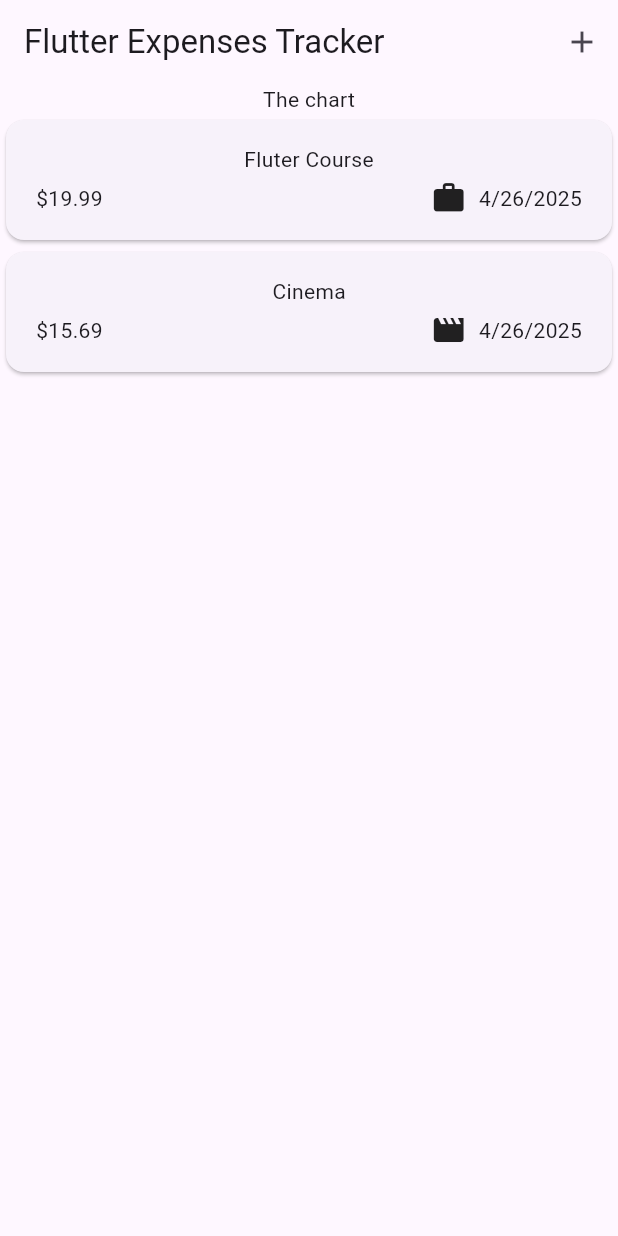
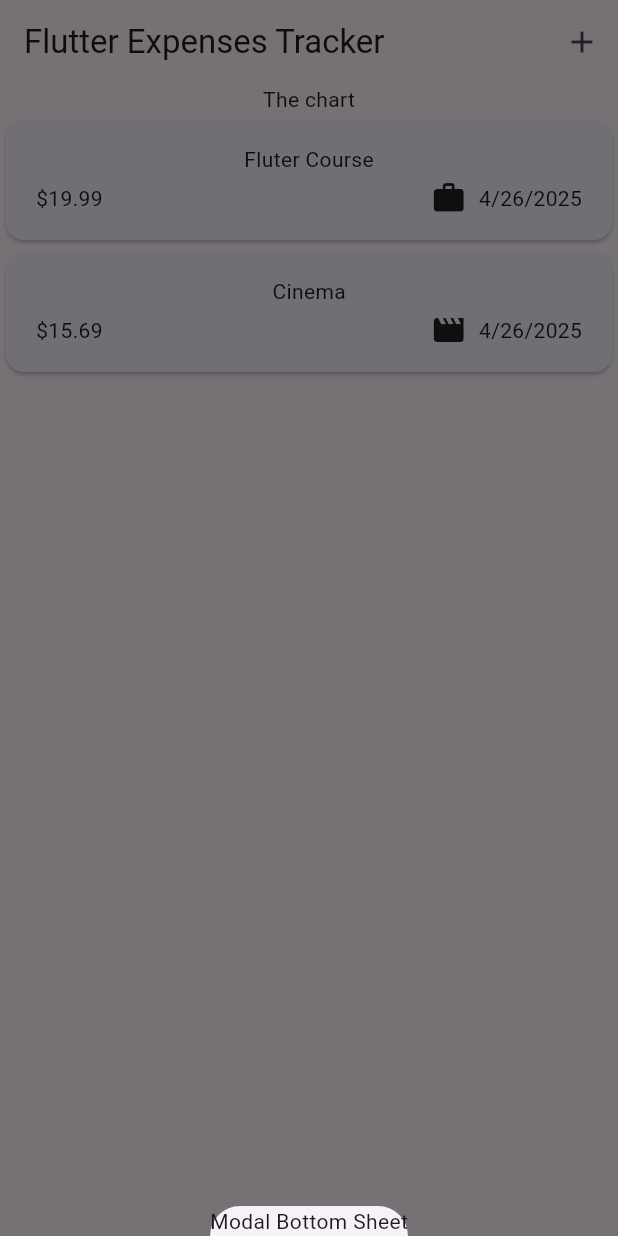
Before and after one commit to jgafarias/Expense-Tracker-Flutter, a Flutter app: the screen it shows after launch, after a tap on the "add" icon, on a phone screen of 412 x 824 dp. Run offline on Flutter 3.47's test engine with Material 3 defaults, Android fonts, the phone set to English and light mode, and no system bars.

Commit message:
Update expenses.dart

```diff
--- a/lib/widgets/expenses.dart
+++ b/lib/widgets/expenses.dart
@@ -27,12 +27,24 @@ class _ExpensesState extends State<Expenses> {
     ),
   ];
 
+  void _openAddExpenseOverlay() {
+    showModalBottomSheet(
+      context: context,
+      builder: (ctx) => Text('Modal Bottom Sheet'),
+    );
+  }
+
   @override
   Widget build(BuildContext context) {
     return Scaffold(
       appBar: AppBar(
         title: const Text('Flutter Expenses Tracker'),
-        actions: [IconButton(onPressed: () {}, icon: const Icon(Icons.add))],
+        actions: [
+          IconButton(
+            onPressed: _openAddExpenseOverlay,
+            icon: const Icon(Icons.add),
+          ),
+        ],
       ),
       body: Column(
         children: [
```
